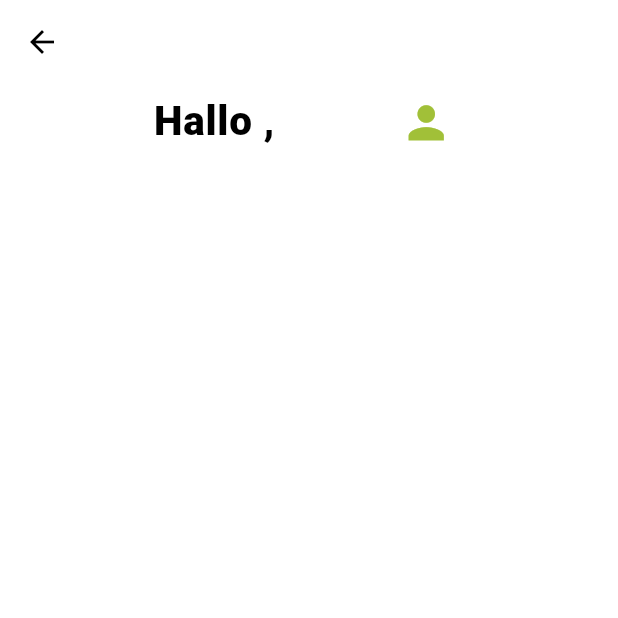
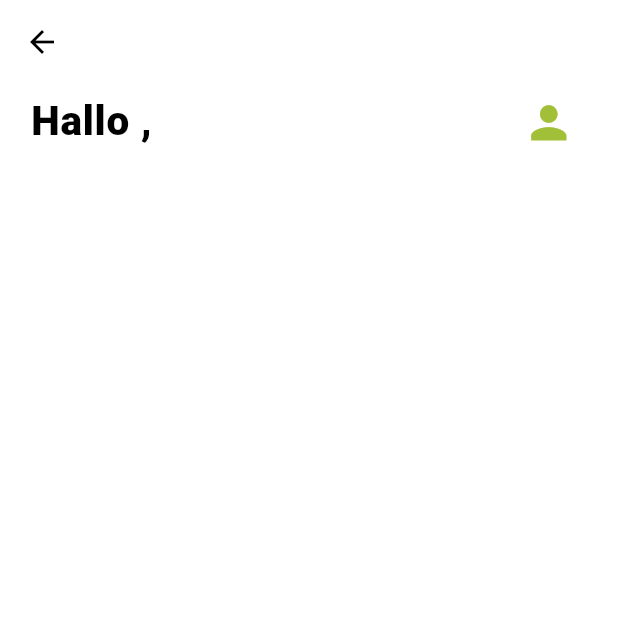
Before and after one commit to tomwoszek/BodoBooks, a Flutter app: the HomeView screen opened by its route, on a phone screen of 412 x 824 dp, the top half of it. Run offline on Flutter 3.47's test engine with Material 3 defaults, Android fonts, the light colour scheme and no system bars; drawn by our look-alikes of carousel_slider; our stand-ins replace animated_flip_counter, audioplayers, cloud_firestore, email_validator, file_picker, firebase_auth and 10 more; missing offline and left inert: connectivity_wrapper, device_information, flutter_sound, network_info_plus; accounts and stored records are empty; network calls fail; Roboto replaces fonts that are missing (Avenir).

Commit message:
viewPort errror fix

```diff
--- a/lib/services/theme_service.dart
+++ b/lib/services/theme_service.dart
@@ -141,11 +141,15 @@ AppBar dummyAppBar({
       leading: null,
     );
 
-EdgeInsets pagePaddingwithAppBar(double mediaWidth) =>  EdgeInsets.only(
+EdgeInsets pagePaddingwithAppBar(double mediaWidth, double mediaHeight) =>  EdgeInsets.only(
       top: 0,
       bottom: 20,
-      left: mediaWidth * 0.2,
-      right: mediaWidth * 0.2,
+      left: mediaWidth > mediaHeight
+      ? mediaWidth * 0.2
+      : mediaWidth * 0.05,
+      right: mediaWidth > mediaHeight
+      ? mediaWidth * 0.2
+      : mediaWidth * 0.05
     );
 
 EdgeInsets normalPadding(double mediaWidth) =>  EdgeInsets.only(
--- a/lib/ui/views/book_detail/book_detail_viewmodel.dart
+++ b/lib/ui/views/book_detail/book_detail_viewmodel.dart
@@ -2,7 +2,6 @@ import 'package:bodobox/app/app.dialogs.dart';
 import 'package:bodobox/app/app.locator.dart';
 import 'package:bodobox/app/app.router.dart';
 import 'package:bodobox/services/book_service.dart';
-import 'package:bodobox/services/request_service.dart';
 import 'package:bodobox/utils/models/book_model.dart';
 import 'package:stacked/stacked.dart';
 import 'package:stacked_services/stacked_services.dart';
--- a/lib/ui/views/buy/buy_view.dart
+++ b/lib/ui/views/buy/buy_view.dart
@@ -31,7 +31,7 @@ class BuyView extends StackedView<BuyViewModel> {
       body: Container(
         color: theme.colorScheme.background,
         child: Padding(
-          padding: pagePaddingwithAppBar(mediaQuery.width),
+          padding: pagePaddingwithAppBar(mediaQuery.width, mediaQuery.height),
           child: Column(
             mainAxisAlignment: MainAxisAlignment.start,
             crossAxisAlignment: CrossAxisAlignment.center,
--- a/lib/ui/views/home/home_view.dart
+++ b/lib/ui/views/home/home_view.dart
@@ -30,14 +30,7 @@ class HomeView extends StackedView<HomeViewModel> {
             )
           : ViewStandard(
                 children: [
-                  Padding(
-                    padding: EdgeInsets.only(
-                      top: 0,
-                      bottom: 20,
-                      left: 20,
-                      right: 20,
-                    ),
-                    child: Row(
+                  Row(
                     mainAxisAlignment: MainAxisAlignment.spaceBetween,
                     children: [
                       Text(
@@ -55,7 +48,6 @@ class HomeView extends StackedView<HomeViewModel> {
                         iconSize: 35,
                       ),
                     ],
-                    ),
                   ),
                   SizedBox(
                     height: mediaQuery.size.height *0.75,
--- a/lib/ui/views/legals/legals_view.dart
+++ b/lib/ui/views/legals/legals_view.dart
@@ -27,7 +27,7 @@ class LegalsView extends StackedView<LegalsViewModel> {
             title: ''),
         backgroundColor: Theme.of(context).colorScheme.background,
         body: Padding(
-          padding: pagePaddingwithAppBar(mediaQuery.width),
+          padding: pagePaddingwithAppBar(mediaQuery.width, mediaQuery.height),
           child: SingleChildScrollView(
             child: Column(
               mainAxisAlignment: MainAxisAlignment.center,
--- a/lib/ui/views/login/login_view.dart
+++ b/lib/ui/views/login/login_view.dart
@@ -44,7 +44,7 @@ class LoginView extends StackedView<LoginViewModel> with $LoginView {
             : AlwaysScrollableScrollPhysics(),
         children: [
           Container(
-              padding: pagePaddingwithAppBar(_mediaQuery.width),
+              padding: pagePaddingwithAppBar(_mediaQuery.width, _mediaQuery.height),
               child: Form(
                 key: viewModel.formKey,
                 child: Column(
--- a/lib/ui/views/master/master_view.dart
+++ b/lib/ui/views/master/master_view.dart
@@ -34,7 +34,7 @@ class MasterView extends StackedView<MasterViewModel> {
             )
           : Container(
               child: Padding(
-                padding: pagePaddingwithAppBar(mediaQuery.width),
+                padding: pagePaddingwithAppBar(mediaQuery.width, mediaQuery.height),
                 child: Column(
                   mainAxisAlignment: MainAxisAlignment.start,
                   crossAxisAlignment: CrossAxisAlignment.center,
--- a/lib/ui/views/pagelist/pagelist_view.dart
+++ b/lib/ui/views/pagelist/pagelist_view.dart
@@ -25,7 +25,7 @@ class PagelistView extends StackedView<PagelistViewModel> {
       ),
       backgroundColor: Theme.of(context).colorScheme.onBackground,
       body: Container(
-          padding: pagePaddingwithAppBar(mediaQuery.width),
+          padding: pagePaddingwithAppBar(mediaQuery.width, mediaQuery.height),
           child: Column(
             children: [
               Text("Seitenstruktur", style: theme.textTheme.titleLarge),
--- a/lib/ui/views/read/read_view.dart
+++ b/lib/ui/views/read/read_view.dart
@@ -1,6 +1,5 @@
 import 'package:bodobox/services/theme_service.dart';
 import 'package:bodobox/ui/common/ui_helpers.dart';
-import 'package:bodobox/ui/widgets/common/custom_button/custom_button.dart';
 import 'package:carousel_slider/carousel_slider.dart';
 import 'package:cloud_firestore/cloud_firestore.dart';
 import 'package:flutter/material.dart';
--- a/lib/ui/views/read/read_viewmodel.dart
+++ b/lib/ui/views/read/read_viewmodel.dart
@@ -1,10 +1,8 @@
-import 'package:bodobox/app/app.dialogs.dart';
-import 'package:bodobox/app/app.locator.dart';
+ import 'package:bodobox/app/app.locator.dart';
 import 'package:bodobox/services/master_service.dart';
 import 'package:cloud_firestore/cloud_firestore.dart';
 import 'package:flutter/services.dart';
 import 'package:stacked/stacked.dart';
-import 'package:stacked_services/stacked_services.dart';
 
 class ReadViewModel extends BaseViewModel {
   int _currentPage = 1;
@@ -12,7 +10,6 @@ class ReadViewModel extends BaseViewModel {
   int _bookIndex = 0;
   int get bookIndex => _bookIndex;
   final MasterService _masterService = locator<MasterService>();
-  final DialogService _dialogService = locator<DialogService>();
 
   void updateIndex(int newIndex) {
     _currentPage = newIndex;
--- a/lib/ui/views/register/register_view.dart
+++ b/lib/ui/views/register/register_view.dart
@@ -48,7 +48,7 @@ class RegisterView extends StackedView<RegisterViewModel> with $RegisterView {
             : AlwaysScrollableScrollPhysics(),
         children: [
           Container(
-              padding: pagePaddingwithAppBar(_mediaQuery.width),
+              padding: pagePaddingwithAppBar(_mediaQuery.width, _mediaQuery.height),
               child: Form(
                 key: viewModel.formKey,
                 child: Column(
--- a/lib/ui/views/register_book/register_book_view.dart
+++ b/lib/ui/views/register_book/register_book_view.dart
@@ -37,7 +37,7 @@ class RegisterBookView extends StackedView<RegisterBookViewModel>
       body: Container(
         color: theme.colorScheme.background,
         child: Padding(
-          padding: pagePaddingwithAppBar(mediaQuery.width),
+          padding: pagePaddingwithAppBar(mediaQuery.width, mediaQuery.height),
           child: Form(
             key: viewModel.formKey,
             child: Column(
--- a/lib/ui/views/settings/settings_view.dart
+++ b/lib/ui/views/settings/settings_view.dart
@@ -20,7 +20,6 @@ class SettingsView extends StackedView<SettingsViewModel> {
     Widget? child,
   ) {
     final theme = Theme.of(context);
-    final mediaQuery = MediaQuery.of(context).size;
     return Scaffold(
       appBar: appBarWithLeadingText(
           backgroundColor: theme.colorScheme.onBackground,
--- a/lib/ui/views/upload_page/upload_page_view.dart
+++ b/lib/ui/views/upload_page/upload_page_view.dart
@@ -23,7 +23,7 @@ class UploadPageView extends StackedView<UploadPageViewModel> {
       backgroundColor: Theme.of(context).colorScheme.background,
       body: Center(
         child: Container(
-            padding: pagePaddingwithAppBar(mediaQuery.width),
+            padding: pagePaddingwithAppBar(mediaQuery.width, mediaQuery.height),
             child: Column(
               mainAxisAlignment: MainAxisAlignment.start,
               crossAxisAlignment: CrossAxisAlignment.center,
--- a/lib/ui/widgets/common/custom_button/custom_button.dart
+++ b/lib/ui/widgets/common/custom_button/custom_button.dart
@@ -25,7 +25,7 @@ class CustomButton extends StackedView<CustomButtonModel> {
   ) {
     final _theme = Theme.of(context);
     return SizedBox(
-      height: height,
+      height: 60,
       child: ElevatedButton(
         onPressed: onPressedCallback,
         style: ElevatedButton.styleFrom(
--- a/lib/ui/widgets/common/view_standard/view_standard.dart
+++ b/lib/ui/widgets/common/view_standard/view_standard.dart
@@ -20,7 +20,7 @@ class ViewStandard extends StackedView<ViewStandardModel> {
     final theme = Theme.of(context);
     final mediaQuery = MediaQuery.of(context).size;
     return Container(
-        padding: padding ?? pagePaddingwithAppBar(mediaQuery.width),
+        padding: padding ?? pagePaddingwithAppBar(mediaQuery.width, mediaQuery.height),
         color: backgroundColor ?? theme.colorScheme.background,
         child: SingleChildScrollView(
           physics: mediaQuery.height > 800
```
Lines whose indentation alone changed are shown as unchanged.
